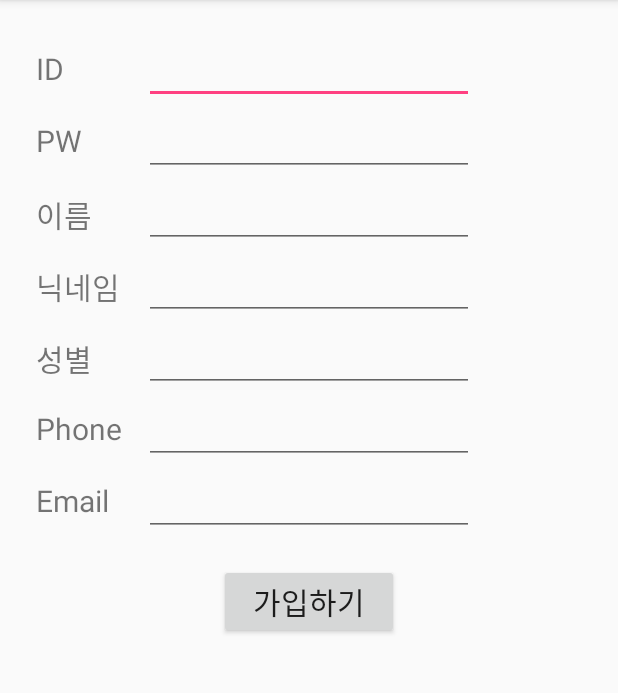
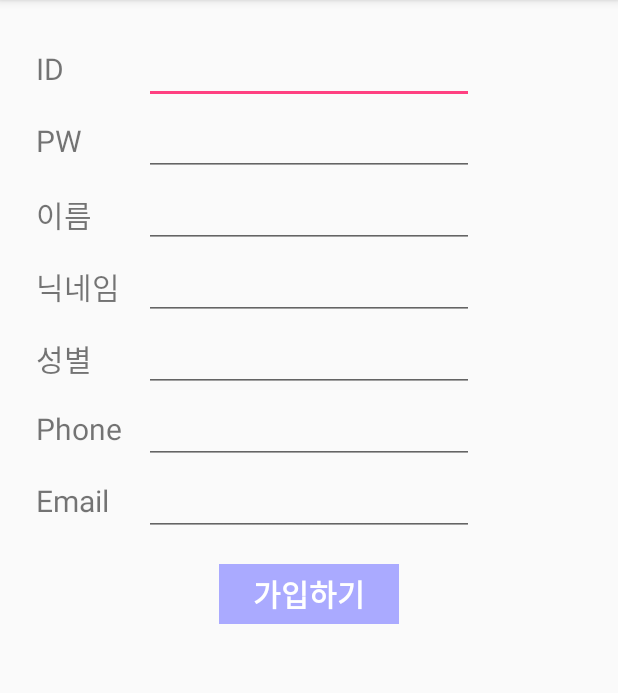
Before and after one commit to Shinseungsou/ssangcarpool, an Android app: the SignUpActivity screen opened directly, with no data from a screen before it, on a phone screen of 412 x 824 dp, the part 84-777 px from its top. Run offline under Robolectric (Android 15) with nearby library versions, the phone set to English and light mode, and no system bars; our stand-ins replace Timber; libraries missing offline, so code that uses them is left out: rx.functions.

```diff
--- a/app/src/main/AndroidManifest.xml
+++ b/app/src/main/AndroidManifest.xml
@@ -26,7 +26,7 @@
         </activity>
         <activity android:name=".activity.MainMapActivity">
         </activity>
-        <activity android:name=".activity.SignUpActivity">
+        <activity android:name=".activity2.SignUpActivity2">
         </activity>
         <activity android:name=".activity.NavigationActivity"/>
         <activity android:name=".activity2.ListUserActivity"/>
@@ -35,7 +35,7 @@
         <activity android:name=".activity2.RiderActivity"/>
         <activity android:name=".activity2.MainActivity"/>
         <activity android:name=".activity2.MainActivity_h"/>
-        <activity android:name=".activity2.SignUpActivity"/>
+        <activity android:name=".activity.SignUpActivity"/>
         <activity android:name=".activity.MessageActivity"/>
         <activity android:name=".activity2.PassengerActivity"/>
         <activity android:name=".activity2.ProfileActivity"/>
--- a/app/src/main/java/com/jfsiot/mju/ssangcarpool/activity/SignUpActivity.java
+++ b/app/src/main/java/com/jfsiot/mju/ssangcarpool/activity/SignUpActivity.java
@@ -1,17 +1,77 @@
 package com.jfsiot.mju.ssangcarpool.activity;
+
+
 
 import android.os.Bundle;
 import android.support.v7.app.AppCompatActivity;
+import android.view.View;
+import android.widget.Button;
+import android.widget.EditText;
+import android.widget.TextView;
+import android.widget.Toast;
 
 import com.jfsiot.mju.ssangcarpool.R;
+import com.jfsiot.mju.ssangcarpool.model.response.SimpleResponse;
+import com.jfsiot.mju.ssangcarpool.support.api.Api;
 
-/**
- * Created by SSS on 2016-04-05.
- */
+import rx.functions.Action1;
+import timber.log.Timber;
+
+
 public class SignUpActivity extends AppCompatActivity {
+
+    private EditText signupId;
+    private EditText signupPw;
+    private EditText signupName;
+    private EditText signupNick;
+    private EditText signupPhone;
+    private EditText signupEmail;
+    private EditText signupGentder;
+    private TextView signupButton;
+
     @Override
     protected void onCreate(Bundle savedInstanceState) {
         super.onCreate(savedInstanceState);
-        setContentView(R.layout.activity_sign_up);
+        setContentView(R.layout.activity_signup);
+
+        signupId = ((EditText) findViewById(R.id.signup_id));
+        signupPw = ((EditText) findViewById(R.id.signup_pw));
+        signupName = ((EditText) findViewById(R.id.signup_name));
+        signupNick = ((EditText) findViewById(R.id.signup_nickname));
+        signupPhone = ((EditText) findViewById(R.id.signup_phonenumber));
+        signupEmail = ((EditText) findViewById(R.id.signup_email));
+        signupGentder = ((EditText) findViewById(R.id.signup_gender));
+
+        signupButton = (TextView) findViewById(R.id.signup_signup_button);
+        signupButton.setOnClickListener(new View.OnClickListener(){
+            @Override
+            public void onClick(View v){
+                Api.call().postUsersSignup(
+                        signupId.getText().toString(),
+                        signupPw.getText().toString(),
+                        signupName.getText().toString(),
+                        signupNick.getText().toString(),
+                        signupPhone.getText().toString(),
+                        signupEmail.getText().toString(),
+                        signupGentder.getText().toString())
+                        .subscribe(
+                                new Action1<SimpleResponse>() {
+                                    @Override
+                                    public void call(SimpleResponse simpleResponse) {
+
+                                    }
+                                },
+                                new Action1<Throwable>() {
+                                    @Override
+                                    public void call(Throwable throwable) {
+                                        throwable.printStackTrace();
+                                        Timber.d("retrofit :throwable %s", throwable.getCause());
+                                    }
+                                }
+                        );
+
+                Toast.makeText(SignUpActivity.this,"회원가입 되었습니다!", Toast.LENGTH_LONG).show();
+            }
+        });
     }
 }
--- a/app/src/main/java/com/jfsiot/mju/ssangcarpool/activity2/MainActivity.java
+++ b/app/src/main/java/com/jfsiot/mju/ssangcarpool/activity2/MainActivity.java
@@ -8,6 +8,7 @@ import android.widget.Button;
 
 import com.jfsiot.mju.ssangcarpool.R;
 import com.jfsiot.mju.ssangcarpool.activity.MessageActivity;
+import com.jfsiot.mju.ssangcarpool.activity.SignUpActivity;
 
 public class MainActivity extends AppCompatActivity {
     Button Button_1;
--- a/app/src/main/java/com/jfsiot/mju/ssangcarpool/activity2/SignUpActivity.java
+++ /dev/null
@@ -1,29 +0,0 @@
-package com.jfsiot.mju.ssangcarpool.activity2;
-
-
-
-import android.os.Bundle;
-import android.support.v7.app.AppCompatActivity;
-import android.view.View;
-import android.widget.Button;
-import android.widget.Toast;
-
-import com.jfsiot.mju.ssangcarpool.R;
-
-
-public class SignUpActivity extends AppCompatActivity {
-
-    @Override
-    protected void onCreate(Bundle savedInstanceState) {
-        super.onCreate(savedInstanceState);
-        setContentView(R.layout.activity_signup);
-
-        Button signup_button = (Button) findViewById(R.id.signup_button);
-        signup_button.setOnClickListener(new View.OnClickListener(){
-            @Override
-            public void onClick(View v){
-                Toast.makeText(SignUpActivity.this,"회원가입 되었습니다!", Toast.LENGTH_LONG).show();
-            }
-        });
-    }
-}
--- a/app/src/main/java/com/jfsiot/mju/ssangcarpool/model/data/Message.java
+++ b/app/src/main/java/com/jfsiot/mju/ssangcarpool/model/data/Message.java
@@ -1,6 +1,4 @@
 package com.jfsiot.mju.ssangcarpool.model.data;
-
-import java.util.List;
 
 /**
  * Created by mj on 2016-04-16.
--- a/app/src/main/java/com/jfsiot/mju/ssangcarpool/support/api/ApiManager.java
+++ b/app/src/main/java/com/jfsiot/mju/ssangcarpool/support/api/ApiManager.java
@@ -16,13 +16,13 @@ public class ApiManager {
         /* Build RestAdapter */
         RestAdapter.Builder builder = new RestAdapter.Builder();
         if(BuildConfig.DEBUG) { // Debug Mode
-            builder.setEndpoint(String.format("https://%s", AppConst.API.API_BASE_DEBUG));
+            builder.setEndpoint(String.format("http://%s", AppConst.API.API_BASE_DEBUG));
             builder.setClient(new OkClient(new OkHttpClient()));
 //            builder.setExecutors(executor, executor);
             builder.setLogLevel(loglevel);
             builder.setLog(logger);
         } else { // Release Mode
-            builder.setEndpoint(String.format("https://%s", AppConst.API.API_BASE_RELEASE));
+            builder.setEndpoint(String.format("http://%s", AppConst.API.API_BASE_RELEASE));
             builder.setClient(new OkClient(new OkHttpClient()));
 //            builder.setExecutors(executor, executor);
         }
--- a/app/src/main/res/layout/activity_signup.xml
+++ b/app/src/main/res/layout/activity_signup.xml
@@ -24,7 +24,7 @@
             android:layout_marginTop="8dp"/>
 
         <EditText
-            android:id="@+id/signup_editText_1"
+            android:id="@+id/signup_id"
             android:layout_width="220dp"
             android:layout_height="wrap_content"
             android:layout_toRightOf="@+id/signup_textview_1"
@@ -51,7 +51,7 @@
             android:layout_marginTop="8dp"/>
 
         <EditText
-            android:id="@+id/signup_editText_2"
+            android:id="@+id/signup_pw"
             android:layout_width="220dp"
             android:layout_height="wrap_content"
             android:layout_toRightOf="@+id/signup_textview_2"
@@ -76,7 +76,7 @@
             android:layout_marginTop="8dp"/>
 
         <EditText
-            android:id="@+id/signup_editText_3"
+            android:id="@+id/signup_name"
             android:layout_width="220dp"
             android:layout_height="wrap_content"
             android:layout_toRightOf="@+id/signup_textview_3"
@@ -101,7 +101,7 @@
             android:layout_marginTop="8dp"/>
 
         <EditText
-            android:id="@+id/signup_editText_4"
+            android:id="@+id/signup_nickname"
             android:layout_width="220dp"
             android:layout_height="wrap_content"
             android:layout_toRightOf="@+id/signup_textview_4"
@@ -126,7 +126,7 @@
             android:layout_marginTop="8dp"/>
 
         <EditText
-            android:id="@+id/signup_editText_5"
+            android:id="@+id/signup_gender"
             android:layout_width="220dp"
             android:layout_height="wrap_content"
             android:layout_toRightOf="@+id/signup_textview_5"
@@ -151,7 +151,7 @@
             android:layout_marginTop="8dp"/>
 
         <EditText
-            android:id="@+id/signup_editText_6"
+            android:id="@+id/signup_phonenumber"
             android:layout_width="220dp"
             android:layout_height="wrap_content"
             android:layout_toRightOf="@+id/signup_textview_6"
@@ -176,7 +176,7 @@
             android:layout_marginTop="8dp"/>
 
         <EditText
-            android:id="@+id/signup_editText_7"
+            android:id="@+id/signup_email"
             android:layout_width="220dp"
             android:layout_height="wrap_content"
             android:layout_toRightOf="@+id/signup_textview_7"
@@ -185,50 +185,19 @@
 
     </RelativeLayout>
 
-    <Button
-        android:id="@+id/signup_button"
+    <TextView
+        android:id="@+id/signup_signup_button"
         android:layout_width="120dp"
-        android:layout_height="wrap_content"
+        android:layout_height="40dp"
         android:layout_below="@+id/signup_layout_8"
         android:text="가입하기"
         android:textSize="20dp"
+        android:gravity="center"
+        android:textStyle="bold"
+        android:textColor="#fff"
+        android:background="#aaf"
         android:layout_centerHorizontal = "true"
         android:layout_marginTop="16dp"/>
 
         </RelativeLayout>
-
-
-    <!--<LinearLayout-->
-        <!--android:id="@+id/tab_container"-->
-        <!--android:layout_width="match_parent"-->
-        <!--android:layout_height="80dp"-->
-        <!--android:orientation="horizontal"-->
-        <!--android:layout_alignParentBottom="true"-->
-        <!-->-->
-        <!--<TextView-->
-            <!--android:layout_width="0dp"-->
-            <!--android:layout_height="match_parent"-->
-            <!--android:layout_weight="0.25"-->
-            <!--android:gravity="center"-->
-            <!--android:text="tab1"/>-->
-        <!--<TextView-->
-            <!--android:layout_width="0dp"-->
-            <!--android:layout_height="match_parent"-->
-            <!--android:layout_weight="0.25"-->
-            <!--android:gravity="center"-->
-            <!--android:text="tab1"/>-->
-        <!--<TextView-->
-            <!--android:layout_width="0dp"-->
-            <!--android:layout_height="match_parent"-->
-            <!--android:layout_weight="0.25"-->
-            <!--android:gravity="center"-->
-            <!--android:text="tab1"/>-->
-        <!--<TextView-->
-            <!--android:layout_width="0dp"-->
-            <!--android:layout_height="match_parent"-->
-            <!--android:layout_weight="0.25"-->
-            <!--android:gravity="center"-->
-            <!--android:text="tab1"/>-->
-    <!--</LinearLayout>-->
-
 </RelativeLayout>
```
Also changed, not shown: app/src/main/java/com/jfsiot/mju/ssangcarpool/activity/AuthActivity.java (+27 -5 lines), app/src/main/java/com/jfsiot/mju/ssangcarpool/activity2/SignUpActivity2.java (added, +17 -0 lines), app/src/main/java/com/jfsiot/mju/ssangcarpool/model/response/SimpleResponse.java (added, +8 -0 lines), app/src/main/java/com/jfsiot/mju/ssangcarpool/support/api/Call.java (+18 -1 lines).
